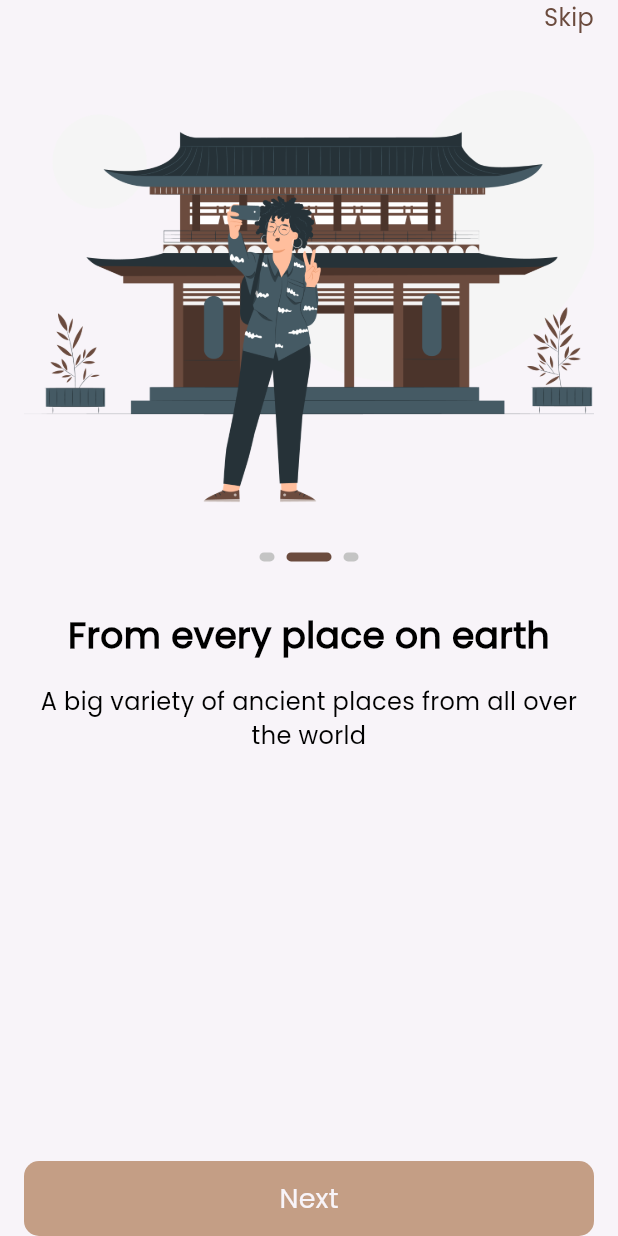
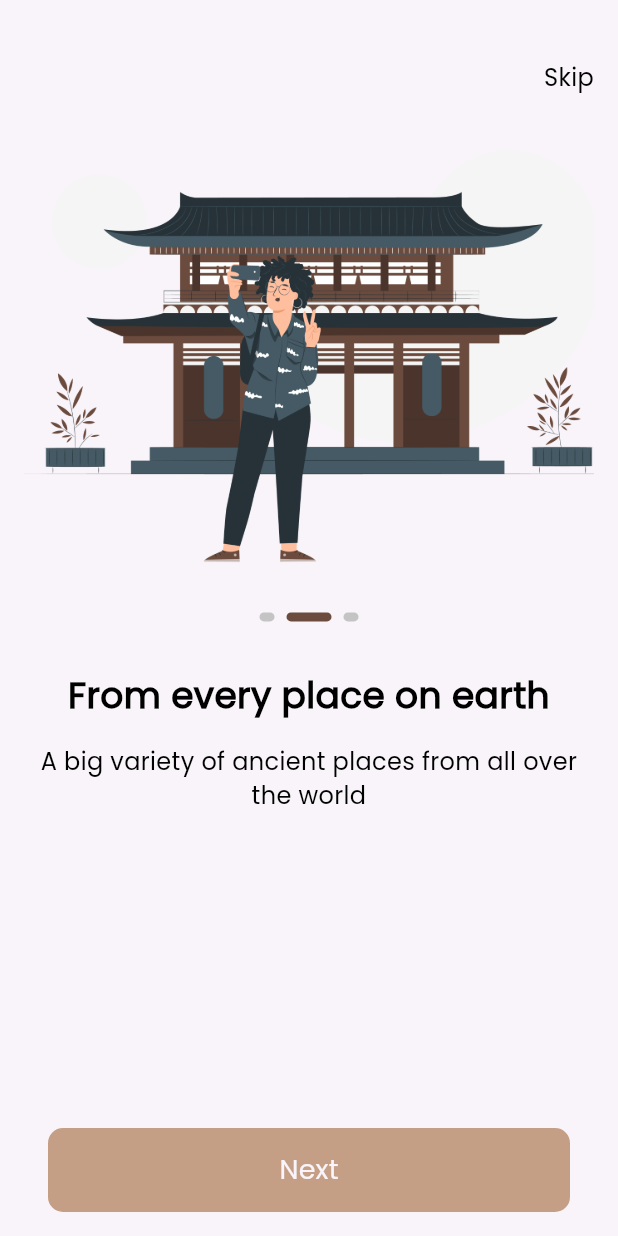
Before and after one commit to ramy23149/Dalel, a Flutter app: the screen it shows after launch, swiped to page 2, on a phone screen of 412 x 824 dp. Run offline on Flutter 3.47's test engine with Material 3 defaults, Android fonts, the phone set to English and light mode, and no system bars; drawn by our look-alikes of smooth_page_indicator; our stand-ins replace flutter_bloc, flutter_svg, go_router.

Commit message:
refacotr our code to be more responsive

```diff
--- /dev/null
+++ b/devtools_options.yaml
@@ -0,0 +1,3 @@
+description: This file stores settings for Dart & Flutter DevTools.
+documentation: https://docs.flutter.dev/tools/devtools/extensions#configure-extension-enablement-states
+extensions:
--- a/lib/core/utils/app_text_styles.dart
+++ b/lib/core/utils/app_text_styles.dart
@@ -9,10 +9,10 @@ abstract class AppTextStyles {
     color: AppColors.deepBrown,
     fontFamily: kPacificoFontFamily,
   );
-  static final  poppins400style64 = TextStyle(
+  static final  poppins400style16 = TextStyle(
     fontSize: 16,
     fontWeight: FontWeight.w400,
-    color: AppColors.deepBrown,
+    color: AppColors.black,
     fontFamily: kPoppinsFontFamily,
   );
   static final  poppins500style24 = TextStyle(
--- a/lib/core/widgets/custom_button.dart
+++ b/lib/core/widgets/custom_button.dart
@@ -24,7 +24,7 @@ class CustomBotton extends StatelessWidget {
   Widget build(BuildContext context) {
     return SizedBox(
       width: double.infinity,
-      height: 50,
+      height: 56,
       child: TextButton(
         style: TextButton.styleFrom(
             shape: RoundedRectangleBorder(
--- a/lib/features/onboarding/presentation/views/onboarding_view.dart
+++ b/lib/features/onboarding/presentation/views/onboarding_view.dart
@@ -1,5 +1,6 @@
 import 'package:dalel_app/core/utils/app_strings.dart';
 import 'package:dalel_app/core/utils/app_text_styles.dart';
+import 'package:dalel_app/core/widgets/custom_button.dart';
 import 'package:dalel_app/features/onboarding/presentation/widgets/custom_onboarding_view_body.dart';
 import 'package:flutter/material.dart';
 
@@ -14,14 +15,23 @@ class OnboardingView extends StatelessWidget {
           padding: const EdgeInsets.symmetric(horizontal: 16),
           child: Column(
             children: [
+              SizedBox(
+                height: 40,
+              ),
               Align(
                 alignment: Alignment.topRight,
                 child: Text(
                   AppStrings.Skip,
-                  style: AppTextStyles.poppins400style64,
+                  style: AppTextStyles.poppins400style16,
                 ),
               ),
-              CustomOnboardingViewBody(),
+              Expanded(child: CustomOnboardingViewBody()),
+              SizedBox(height: 88,),
+              Padding(
+                padding: const EdgeInsets.symmetric(horizontal: 16),
+                child: CustomBotton(text: AppStrings.Next),
+              ),
+              SizedBox(height: 16),
             ],
           ),
         ),
--- a/lib/features/onboarding/presentation/widgets/custom_onboarding_view_body.dart
+++ b/lib/features/onboarding/presentation/widgets/custom_onboarding_view_body.dart
@@ -1,8 +1,10 @@
+import 'package:dalel_app/core/utils/app_text_styles.dart';
+import 'package:dalel_app/core/widgets/app_image_renderer.dart';
 import 'package:dalel_app/features/onboarding/data/models/on_boarding_model.dart';
 import 'package:dalel_app/features/onboarding/presentation/cubits/on_boarding_cubit/on_boarding_cubit.dart';
 import 'package:flutter/material.dart';
 import 'package:flutter_bloc/flutter_bloc.dart';
-import 'on_boarding_view_contant.dart';
+import 'custom_smooth_page_indicator.dart';
 
 class CustomOnboardingViewBody extends StatelessWidget {
   const CustomOnboardingViewBody({
@@ -14,16 +16,43 @@ class CustomOnboardingViewBody extends StatelessWidget {
     return BlocBuilder<OnBoardingCubit, OnBoardingState>(
       builder: (context, state) {
         final cubit = OnBoardingCubit.get(context);
-        return Expanded(
-          child: PageView.builder(
+        return PageView.builder(
+            physics: BouncingScrollPhysics(),
             onPageChanged: cubit.onPageChanged,
             controller: cubit.pageController,
             itemCount: OnBoardingModel.onBoardingDataList.length,
             itemBuilder: (context, index) {
               final item = OnBoardingModel.onBoardingDataList[index];
-                return OnBoardingViewContant(item: item, cubit: cubit);
-              }),
+              return SingleChildScrollView(
+                physics: BouncingScrollPhysics(),
+                child: Column(
+                  children: [
+                    AppImageRenderer.assets(
+                      item.image,
+                    ),
+                    SizedBox(height: 24),
+                    CustomSmoothPageIndicator(cubit: cubit),
+                    SizedBox(height: 32),
+                    Text(
+                      item.title,
+                      style: AppTextStyles.poppins500style24
+                          .copyWith(fontWeight: FontWeight.bold),
+                      textAlign: TextAlign.center,
+                      maxLines: 2,
+                      overflow: TextOverflow.ellipsis,
+                    ),
+                    SizedBox(height: 16),
+                    Text(
+                      item.description,
+                      style: AppTextStyles.poppins300style16,
+                      textAlign: TextAlign.center,
+                      maxLines: 2,
+                      overflow: TextOverflow.ellipsis,
+                    ),
+                  ],
+                ),
               );
+            });
       },
     );
   }
--- a/lib/features/onboarding/presentation/widgets/on_boarding_view_contant.dart
+++ /dev/null
@@ -1,48 +0,0 @@
-import 'package:dalel_app/core/utils/app_strings.dart';
-import 'package:dalel_app/core/utils/app_text_styles.dart';
-import 'package:dalel_app/core/widgets/app_image_renderer.dart';
-import 'package:dalel_app/core/widgets/custom_button.dart';
-import 'package:dalel_app/features/onboarding/data/models/on_boarding_model.dart';
-import 'package:dalel_app/features/onboarding/presentation/cubits/on_boarding_cubit/on_boarding_cubit.dart';
-import 'package:flutter/material.dart';
-
-import 'custom_smooth_page_indicator.dart';
-
-class OnBoardingViewContant extends StatelessWidget {
-  const OnBoardingViewContant({
-    super.key,
-    required this.item,
-    required this.cubit,
-  });
-
-  final OnBoardingModel item;
-  final OnBoardingCubit cubit;
-
-  @override
-  Widget build(BuildContext context) {
-    return Column(
-      children: [
-        AppImageRenderer.assets(
-          item.image,
-        ),
-        SizedBox(height: 24),
-        CustomSmoothPageIndicator(cubit: cubit),
-        SizedBox(height: 32),
-        Text(
-          item.title,
-          style: AppTextStyles.poppins500style24
-              .copyWith(fontWeight: FontWeight.bold),
-              textAlign: TextAlign.center,
-        ),
-        SizedBox(height: 16),
-        Text(
-          item.description,
-          style: AppTextStyles.poppins300style16,
-          textAlign: TextAlign.center,
-        ),
-        Spacer(),
-        CustomBotton(text: AppStrings.Next),
-      ],
-    );
-  }
-}
```
Lines whose indentation alone changed are shown as unchanged.
